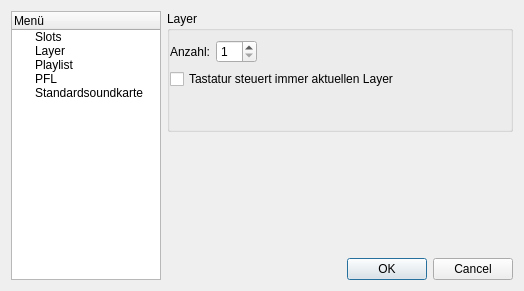
This is settings/ui/configurationdialog.ui in eventmusicmachine/emm as Qt 5 draws it before an edit. The edited form follows.
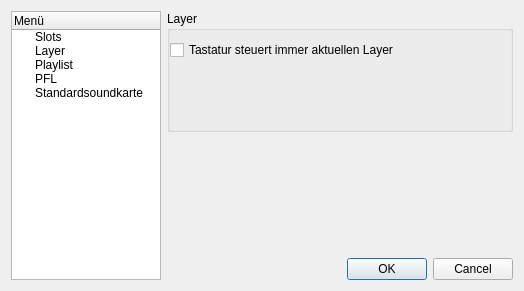
This is the edited form. The open tabs and pages were chosen to show the change. Custom widgets are drawn as their Qt base class.

Diff of the .ui file:
```diff
--- a/settings/ui/configurationdialog.ui
+++ b/settings/ui/configurationdialog.ui
@@ -262,41 +262,23 @@
               <property name="margin">
                <number>0</number>
               </property>
-              <item row="0" column="0">
-               <widget class="QLabel" name="label_7">
-                <property name="text">
-                 <string>Anzahl:</string>
-                </property>
-               </widget>
-              </item>
-              <item row="0" column="1">
-               <widget class="QSpinBox" name="layerSpinBox">
-                <property name="minimum">
-                 <number>1</number>
-                </property>
-               </widget>
-              </item>
-              <item row="0" column="2">
-               <spacer name="horizontalSpacer_3">
-                <property name="orientation">
-                 <enum>Qt::Horizontal</enum>
-                </property>
-                <property name="sizeHint" stdset="0">
-                 <size>
-                  <width>255</width>
-                  <height>20</height>
-                 </size>
-                </property>
-               </spacer>
-              </item>
-              <item row="1" column="0" colspan="3">
+              <property name="topMargin">
+               <number>0</number>
+              </property>
+              <property name="rightMargin">
+               <number>0</number>
+              </property>
+              <property name="bottomMargin">
+               <number>0</number>
+              </property>
+              <item row="0" column="0" colspan="2">
                <widget class="QCheckBox" name="keyboardSyncCheckBox">
                 <property name="text">
                  <string>Tastatur steuert immer aktuellen Layer</string>
                 </property>
                </widget>
               </item>
-              <item row="2" column="0" colspan="3">
+              <item row="1" column="0" colspan="2">
                <spacer name="verticalSpacer_5">
                 <property name="orientation">
                  <enum>Qt::Vertical</enum>
```
Left out of the diff: 139 changed lines with no effect on the pictures.
